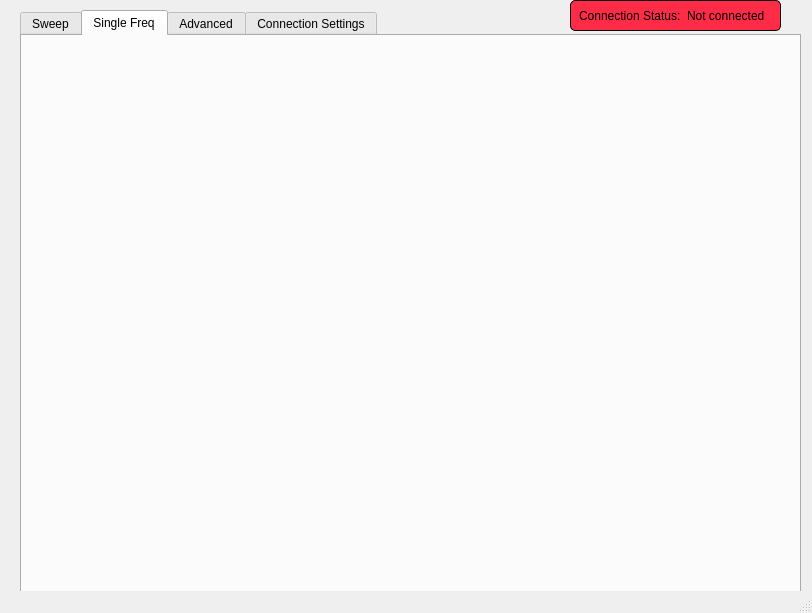
Qt form mainwindow.ui (ivodovc/antenna-measurement-system-gui) before a commit.
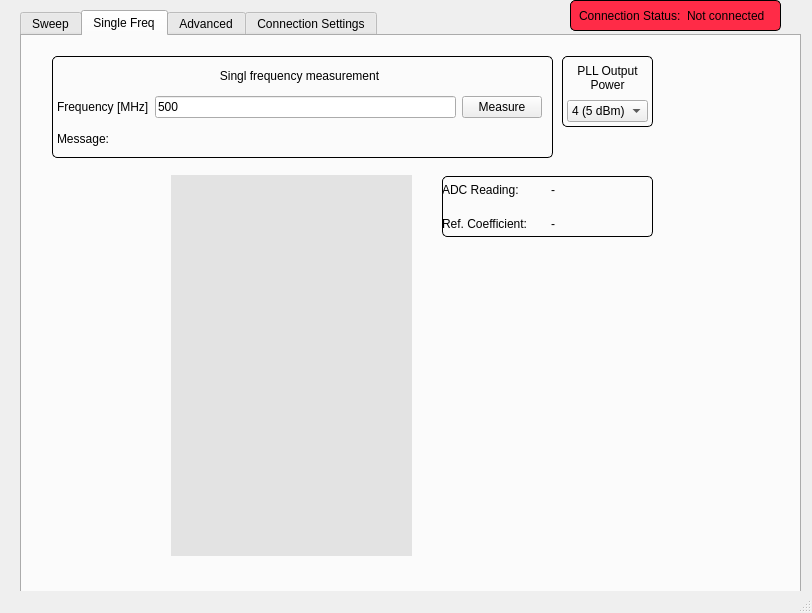
The same form after that commit. The open tabs and pages were chosen to show the change. Custom widgets are drawn as their Qt base class.

What changed in the file:
```diff
--- a/mainwindow.ui
+++ b/mainwindow.ui
@@ -280,6 +280,206 @@
      <attribute name="title">
       <string>Single Freq</string>
      </attribute>
+     <widget class="QWidget" name="gridWidget_2" native="true">
+      <property name="geometry">
+       <rect>
+        <x>30</x>
+        <y>20</y>
+        <width>501</width>
+        <height>102</height>
+       </rect>
+      </property>
+      <property name="styleSheet">
+       <string notr="true">QWidget#gridWidget_2{
+border-radius: 5px; border: 1px solid white;
+border-color: rgb(0, 0, 0);}</string>
+      </property>
+      <layout class="QGridLayout" name="gridLayout_4">
+       <property name="leftMargin">
+        <number>5</number>
+       </property>
+       <property name="topMargin">
+        <number>5</number>
+       </property>
+       <property name="rightMargin">
+        <number>5</number>
+       </property>
+       <property name="bottomMargin">
+        <number>5</number>
+       </property>
+       <item row="5" column="0" colspan="4">
+        <widget class="QLabel" name="msgLabel_2">
+         <property name="text">
+          <string>Message:</string>
+         </property>
+        </widget>
+       </item>
+       <item row="2" column="1">
+        <widget class="QLineEdit" name="fromEdit_2">
+         <property name="cursor">
+          <cursorShape>IBeamCursor</cursorShape>
+         </property>
+         <property name="inputMethodHints">
+          <set>Qt::ImhDigitsOnly</set>
+         </property>
+         <property name="text">
+          <string>500</string>
+         </property>
+         <property name="clearButtonEnabled">
+          <bool>false</bool>
+         </property>
+        </widget>
+       </item>
+       <item row="1" column="0" colspan="3">
+        <widget class="QLabel" name="label_16">
+         <property name="text">
+          <string>Singl frequency measurement</string>
+         </property>
+         <property name="alignment">
+          <set>Qt::AlignCenter</set>
+         </property>
+        </widget>
+       </item>
+       <item row="2" column="0">
+        <widget class="QLabel" name="label_5">
+         <property name="text">
+          <string>Frequency [MHz]</string>
+         </property>
+        </widget>
+       </item>
+       <item row="2" column="2">
+        <widget class="QPushButton" name="measButton_2">
+         <property name="text">
+          <string>Measure</string>
+         </property>
+        </widget>
+       </item>
+      </layout>
+     </widget>
+     <widget class="QWidget" name="PLLsettingsWidget_2" native="true">
+      <property name="geometry">
+       <rect>
+        <x>540</x>
+        <y>20</y>
+        <width>91</width>
+        <height>71</height>
+       </rect>
+      </property>
+      <property name="styleSheet">
+       <string notr="true">QWidget#PLLsettingsWidget_2{
+border-radius: 5px; border: 1px solid white;
+border-color: rgb(0, 0, 0);
+}</string>
+      </property>
+      <layout class="QGridLayout" name="gridLayout_8">
+       <property name="leftMargin">
+        <number>5</number>
+       </property>
+       <property name="topMargin">
+        <number>5</number>
+       </property>
+       <property name="rightMargin">
+        <number>5</number>
+       </property>
+       <property name="bottomMargin">
+        <number>5</number>
+       </property>
+       <item row="1" column="0">
+        <widget class="QComboBox" name="comboBox_2">
+         <item>
+          <property name="text">
+           <string>4 (5 dBm)</string>
+          </property>
+         </item>
+         <item>
+          <property name="text">
+           <string>3 (2 dBm)</string>
+          </property>
+         </item>
+         <item>
+          <property name="text">
+           <string>2 (-1 dBm)</string>
+          </property>
+         </item>
+         <item>
+          <property name="text">
+           <string>1 (-4 dBm)</string>
+          </property>
+         </item>
+        </widget>
+       </item>
+       <item row="0" column="0">
+        <widget class="QLabel" name="label_18">
+         <property name="text">
+          <string>PLL Output 
+Power</string>
+         </property>
+         <property name="alignment">
+          <set>Qt::AlignCenter</set>
+         </property>
+        </widget>
+       </item>
+      </layout>
+     </widget>
+     <widget class="PlotWidget" name="barGraph" native="true">
+      <property name="geometry">
+       <rect>
+        <x>149</x>
+        <y>139</y>
+        <width>241</width>
+        <height>381</height>
+       </rect>
+      </property>
+      <property name="styleSheet">
+       <string notr="true">background-color: rgb(227, 227, 227);</string>
+      </property>
+     </widget>
+     <widget class="QWidget" name="readingWidget" native="true">
+      <property name="geometry">
+       <rect>
+        <x>420</x>
+        <y>140</y>
+        <width>211</width>
+        <height>61</height>
+       </rect>
+      </property>
+      <property name="styleSheet">
+       <string notr="true">QWidget#readingWidget{
+border-radius: 5px; border: 1px solid white;
+border-color: rgb(0, 0, 0);
+}</string>
+      </property>
+      <layout class="QGridLayout" name="gridLayout_9">
+       <item row="2" column="1">
+        <widget class="QLabel" name="label_19">
+         <property name="text">
+          <string>ADC Reading:</string>
+         </property>
+        </widget>
+       </item>
+       <item row="2" column="2">
+        <widget class="QLabel" name="label_22">
+         <property name="text">
+          <string>-</string>
+         </property>
+        </widget>
+       </item>
+       <item row="3" column="1">
+        <widget class="QLabel" name="label_20">
+         <property name="text">
+          <string>Ref. Coefficient:</string>
+         </property>
+        </widget>
+       </item>
+       <item row="3" column="2">
+        <widget class="QLabel" name="label_21">
+         <property name="text">
+          <string>-</string>
+         </property>
+        </widget>
+       </item>
+      </layout>
+     </widget>
     </widget>
     <widget class="QWidget" name="Tab3">
      <attribute name="title">
```
Left out of the diff: 67 changed lines with no effect on the pictures.
